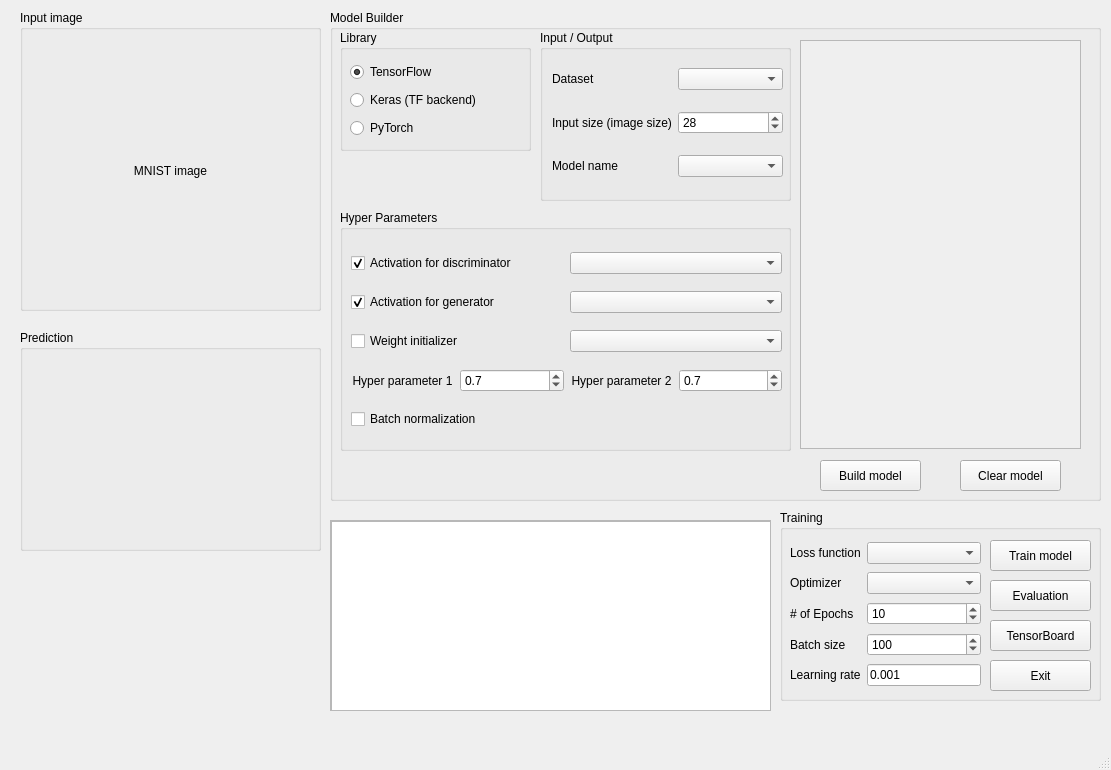
Before: the Qt Designer form gan_testbed.ui in togheppi/GAN_testbed, drawn with Qt 5.
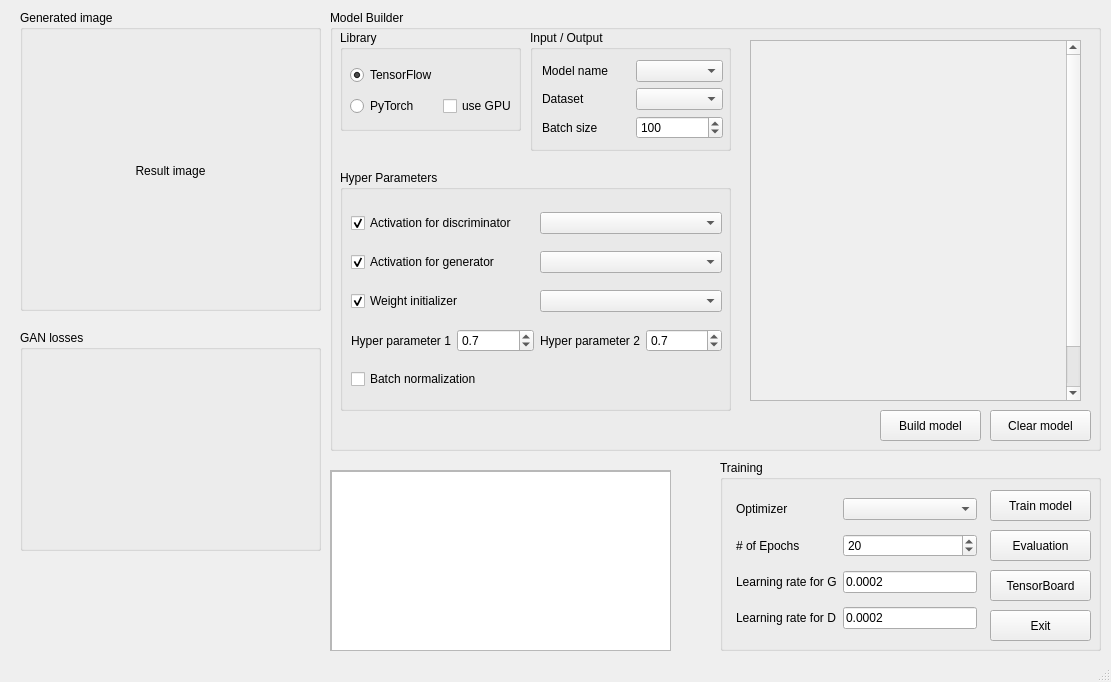
After: the same form once the commit is applied.

Diff of the .ui file:
```diff
--- a/gan_testbed.ui
+++ b/gan_testbed.ui
@@ -7,7 +7,7 @@
     <x>0</x>
     <y>0</y>
     <width>1111</width>
-    <height>770</height>
+    <height>682</height>
    </rect>
   </property>
   <property name="windowTitle">
@@ -24,7 +24,7 @@
      </rect>
     </property>
     <property name="title">
-     <string>Input image</string>
+     <string>Generated image</string>
     </property>
     <widget class="QLabel" name="label_inputImage">
      <property name="geometry">
@@ -36,7 +36,7 @@
       </rect>
      </property>
      <property name="text">
-      <string>MNIST image</string>
+      <string>Result image</string>
      </property>
      <property name="alignment">
       <set>Qt::AlignCenter</set>
@@ -49,7 +49,7 @@
       <x>330</x>
       <y>10</y>
       <width>771</width>
-      <height>491</height>
+      <height>441</height>
      </rect>
     </property>
     <property name="title">
@@ -60,8 +60,8 @@
       <rect>
        <x>10</x>
        <y>20</y>
-       <width>191</width>
-       <height>121</height>
+       <width>181</width>
+       <height>101</height>
       </rect>
      </property>
      <property name="title">
@@ -72,12 +72,12 @@
        <rect>
         <x>10</x>
         <y>30</y>
-        <width>171</width>
-        <height>81</height>
+        <width>169</width>
+        <height>61</height>
        </rect>
       </property>
-      <layout class="QVBoxLayout" name="verticalLayout_library">
-       <item>
+      <layout class="QGridLayout" name="gridLayout">
+       <item row="0" column="0">
         <widget class="QRadioButton" name="radioButton_tensorflow">
          <property name="text">
           <string>TensorFlow</string>
@@ -87,17 +87,7 @@
          </property>
         </widget>
        </item>
-       <item>
-        <widget class="QRadioButton" name="radioButton_keras">
-         <property name="text">
-          <string>Keras (TF backend)</string>
-         </property>
-         <property name="checked">
-          <bool>false</bool>
-         </property>
-        </widget>
-       </item>
-       <item>
+       <item row="1" column="0">
         <widget class="QRadioButton" name="radioButton_pytorch">
          <property name="text">
           <string>PyTorch</string>
@@ -107,16 +97,23 @@
          </property>
         </widget>
        </item>
+       <item row="1" column="1">
+        <widget class="QCheckBox" name="checkBox_gpuMode">
+         <property name="text">
+          <string>use GPU</string>
+         </property>
+        </widget>
+       </item>
       </layout>
      </widget>
     </widget>
     <widget class="QGroupBox" name="groupBox_input">
      <property name="geometry">
       <rect>
-       <x>210</x>
+       <x>200</x>
        <y>20</y>
-       <width>251</width>
-       <height>171</height>
+       <width>201</width>
+       <height>121</height>
       </rect>
      </property>
      <property name="title">
@@ -126,54 +123,49 @@
       <property name="geometry">
        <rect>
         <x>12</x>
-        <y>23</y>
-        <width>231</width>
-        <height>141</height>
+        <y>30</y>
+        <width>181</width>
+        <height>81</height>
        </rect>
       </property>
       <layout class="QGridLayout" name="gridLayout_input">
-       <item row="0" column="1">
+       <item row="1" column="1">
         <widget class="QComboBox" name="comboBox_dataset"/>
        </item>
-       <item row="2" column="1">
+       <item row="1" column="0">
+        <widget class="QLabel" name="label_dataset">
+         <property name="text">
+          <string>Dataset</string>
+         </property>
+        </widget>
+       </item>
+       <item row="0" column="0">
+        <widget class="QLabel" name="label_modelName">
+         <property name="text">
+          <string>Model name</string>
+         </property>
+        </widget>
+       </item>
+       <item row="0" column="1">
         <widget class="QComboBox" name="comboBox_model"/>
        </item>
-       <item row="1" column="1">
-        <widget class="QSpinBox" name="spinBox_inputSize">
-         <property name="font">
-          <font>
-           <pointsize>9</pointsize>
-          </font>
+       <item row="2" column="0">
+        <widget class="QLabel" name="label_batchSize">
+         <property name="text">
+          <string>Batch size</string>
          </property>
-         <property name="minimum">
-          <number>1</number>
+         <property name="alignment">
+          <set>Qt::AlignLeading|Qt::AlignLeft|Qt::AlignVCenter</set>
          </property>
+        </widget>
+       </item>
+       <item row="2" column="1">
+        <widget class="QSpinBox" name="spinBox_batchSize">
          <property name="maximum">
           <number>10000</number>
          </property>
          <property name="value">
-          <number>28</number>
-         </property>
-        </widget>
-       </item>
-       <item row="1" column="0">
-        <widget class="QLabel" name="label_inputSize">
-         <property name="text">
-          <string>Input size (image size)</string>
-         </property>
-        </widget>
-       </item>
-       <item row="2" column="0">
-        <widget class="QLabel" name="label_modelName">
-         <property name="text">
-          <string>Model name</string>
-         </property>
-        </widget>
-       </item>
-       <item row="0" column="0">
-        <widget class="QLabel" name="label_dataset">
-         <property name="text">
-          <string>Dataset</string>
+          <number>100</number>
          </property>
         </widget>
        </item>
@@ -184,8 +176,8 @@
      <property name="geometry">
       <rect>
        <x>10</x>
-       <y>200</y>
-       <width>451</width>
+       <y>160</y>
+       <width>391</width>
        <height>241</height>
       </rect>
      </property>
@@ -197,7 +189,7 @@
        <rect>
         <x>11</x>
         <y>31</y>
-        <width>431</width>
+        <width>371</width>
         <height>201</height>
        </rect>
       </property>
@@ -243,6 +235,9 @@
            <property name="text">
             <string>Weight initializer</string>
            </property>
+           <property name="checked">
+            <bool>true</bool>
+           </property>
           </widget>
          </item>
          <item>
@@ -323,8 +318,8 @@
     <widget class="QPushButton" name="pushButton_buildModel">
      <property name="geometry">
       <rect>
-       <x>490</x>
-       <y>450</y>
+       <x>550</x>
+       <y>400</y>
        <width>101</width>
        <height>31</height>
       </rect>
@@ -336,8 +331,8 @@
     <widget class="QPushButton" name="pushButton_clearModel">
      <property name="geometry">
       <rect>
-       <x>630</x>
-       <y>450</y>
+       <x>660</x>
+       <y>400</y>
        <width>101</width>
        <height>31</height>
       </rect>
@@ -349,10 +344,10 @@
     <widget class="QScrollArea" name="scrollArea_modelViewer">
      <property name="geometry">
       <rect>
-       <x>470</x>
+       <x>420</x>
        <y>30</y>
-       <width>281</width>
-       <height>409</height>
+       <width>331</width>
+       <height>361</height>
       </rect>
      </property>
      <property name="sizePolicy">
@@ -509,9 +504,9 @@
    <widget class="QGroupBox" name="groupBox_training">
     <property name="geometry">
      <rect>
-      <x>780</x>
-      <y>510</y>
-      <width>321</width>
+      <x>720</x>
+      <y>460</y>
+      <width>381</width>
       <height>191</height>
      </rect>
     </property>
@@ -521,27 +516,14 @@
     <widget class="QWidget" name="layoutWidget">
      <property name="geometry">
       <rect>
-       <x>10</x>
+       <x>16</x>
        <y>30</y>
-       <width>191</width>
+       <width>241</width>
        <height>151</height>
       </rect>
      </property>
      <layout class="QGridLayout" name="gridLayout_training">
       <item row="0" column="0">
-       <widget class="QLabel" name="label_lossFn">
-        <property name="text">
-         <string>Loss function</string>
-        </property>
-        <property name="alignment">
-         <set>Qt::AlignLeading|Qt::AlignLeft|Qt::AlignVCenter</set>
-        </property>
-       </widget>
-      </item>
-      <item row="0" column="1">
-       <widget class="QComboBox" name="comboBox_lossFn"/>
-      </item>
-      <item row="1" column="0">
        <widget class="QLabel" name="label_optimizer">
         <property name="text">
          <string>Optimizer</string>
@@ -551,10 +533,10 @@
         </property>
        </widget>
       </item>
-      <item row="1" column="1">
+      <item row="0" column="1">
        <widget class="QComboBox" name="comboBox_optimizer"/>
       </item>
-      <item row="2" column="0">
+      <item row="1" column="0">
        <widget class="QLabel" name="label_numEpochs">
         <property name="text">
          <string># of Epochs</string>
@@ -564,20 +546,40 @@
         </property>
        </widget>
       </item>
-      <item row="2" column="1">
+      <item row="1" column="1">
        <widget class="QSpinBox" name="spinBox_numEpochs">
         <property name="maximum">
          <number>100000</number>
         </property>
         <property name="value">
-         <number>10</number>
+         <number>20</number>
+        </property>
+       </widget>
+      </item>
+      <item row="2" column="0">
+       <widget class="QLabel" name="label_learningRateD">
+        <property name="text">
+         <string>Learning rate for G</string>
+        </property>
+        <property name="alignment">
+         <set>Qt::AlignLeading|Qt::AlignLeft|Qt::AlignVCenter</set>
+        </property>
+       </widget>
+      </item>
+      <item row="2" column="1">
+       <widget class="QLineEdit" name="lineEdit_learningRateG">
+        <property name="text">
+         <string>0.0002</string>
+        </property>
+        <property name="readOnly">
+         <bool>false</bool>
         </property>
        </widget>
       </item>
       <item row="3" column="0">
-       <widget class="QLabel" name="label_batchSize">
+       <widget class="QLabel" name="label_learningRateG">
         <property name="text">
-         <string>Batch size</string>
+         <string>Learning rate for D</string>
         </property>
         <property name="alignment">
          <set>Qt::AlignLeading|Qt::AlignLeft|Qt::AlignVCenter</set>
@@ -585,32 +587,9 @@
        </widget>
       </item>
       <item row="3" column="1">
-       <widget class="QSpinBox" name="spinBox_batchSize">
-        <property name="maximum">
-         <number>10000</number>
-        </property>
-        <property name="singleStep">
-         <number>1</number>
-        </property>
-        <property name="value">
-         <number>100</number>
-        </property>
-       </widget>
-      </item>
-      <item row="4" column="0">
-       <widget class="QLabel" name="label_batchSize_learningRate">
+       <widget class="QLineEdit" name="lineEdit_learningRateD">
         <property name="text">
-         <string>Learning rate</string>
-        </property>
-        <property name="alignment">
-         <set>Qt::AlignLeading|Qt::AlignLeft|Qt::AlignVCenter</set>
-        </property>
-       </widget>
-      </item>
-      <item row="4" column="1">
-       <widget class="QLineEdit" name="lineEdit_learningRate">
-        <property name="text">
-         <string>0.001</string>
+         <string>0.0002</string>
         </property>
         <property name="readOnly">
          <bool>false</bool>
@@ -622,7 +601,7 @@
     <widget class="QPushButton" name="pushButton_trainModel">
      <property name="geometry">
       <rect>
-       <x>210</x>
+       <x>270</x>
        <y>30</y>
        <width>101</width>
        <height>31</height>
@@ -635,7 +614,7 @@
     <widget class="QPushButton" name="pushButton_evaluation">
      <property name="geometry">
       <rect>
-       <x>210</x>
+       <x>270</x>
        <y>70</y>
        <width>101</width>
        <height>31</height>
@@ -648,7 +627,7 @@
     <widget class="QPushButton" name="pushButton_tensorBoard">
      <property name="geometry">
       <rect>
-       <x>210</x>
+       <x>270</x>
        <y>110</y>
        <width>101</width>
        <height>31</height>
@@ -661,7 +640,7 @@
     <widget class="QPushButton" name="pushButton_Exit">
      <property name="geometry">
       <rect>
-       <x>210</x>
+       <x>270</x>
        <y>150</y>
        <width>101</width>
        <height>31</height>
@@ -689,7 +668,7 @@
      </rect>
     </property>
     <property name="title">
-     <string>Prediction</string>
+     <string>GAN losses</string>
     </property>
     <widget class="QWidget" name="horizontalLayoutWidget">
      <property name="geometry">
@@ -707,9 +686,9 @@
     <property name="geometry">
      <rect>
       <x>330</x>
-      <y>520</y>
-      <width>441</width>
-      <height>191</height>
+      <y>470</y>
+      <width>341</width>
+      <height>181</height>
      </rect>
     </property>
     <property name="widgetResizable">
@@ -720,8 +699,8 @@
       <rect>
        <x>0</x>
        <y>0</y>
-       <width>439</width>
-       <height>189</height>
+       <width>339</width>
+       <height>179</height>
       </rect>
      </property>
      <widget class="QTextEdit" name="textEdit_log">
@@ -729,8 +708,8 @@
        <rect>
         <x>0</x>
         <y>0</y>
-        <width>441</width>
-        <height>191</height>
+        <width>341</width>
+        <height>181</height>
        </rect>
       </property>
      </widget>
```
Left out of the diff: 14 changed lines with no effect on the pictures.
